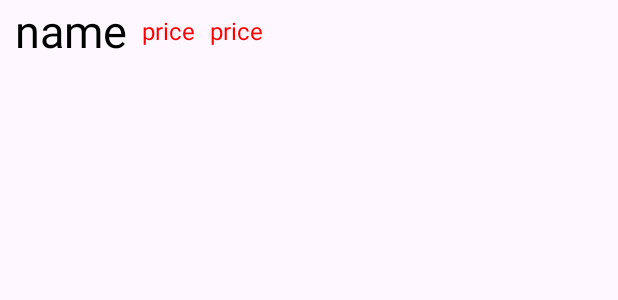
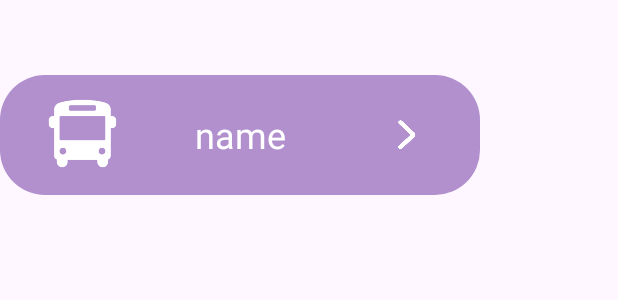
Before and after one commit to kinyubing/bing-everywhere-app, an Android app: the layout buslocation_item.xml on its own in the app's theme, with its tools: preview values and no code run, on a phone screen of 412 x 824 dp. Shown: the top 300 px of the screen. Run offline under Robolectric (Android 15) with nearby library versions, the phone set to English and light mode, and no system bars.

```diff
--- a/app/src/main/res/layout/buslocation_item.xml
+++ b/app/src/main/res/layout/buslocation_item.xml
@@ -1,36 +1,56 @@
 <?xml version="1.0" encoding="utf-8"?>
 <LinearLayout xmlns:android="http://schemas.android.com/apk/res/android"
-    android:layout_width="match_parent"
     android:orientation="horizontal"
-    android:layout_height="wrap_content">
+    android:layout_width="320dp"
+    android:layout_height="80dp"
+    android:layout_marginTop="50dp"
+    android:backgroundTint="#b290ce"
+    android:background="@drawable/shape_30dp_corners"
+    >
 
+    <ImageView
+        android:layout_marginTop="14dp"
+        android:layout_marginLeft="30dp"
+        android:layout_width="50dp"
+        android:layout_height="wrap_content"
+        android:adjustViewBounds="true"
+        android:src="@drawable/busforcustomer"/>
     <TextView
         android:id="@+id/bus_name"
         android:layout_gravity="center_vertical"
-        android:textSize="30sp"
-        android:textColor="#000000"
+        android:textSize="24sp"
+        android:textColor="#ffffff"
         android:text="name"
-        android:layout_marginLeft="10dp"
+        android:layout_marginLeft="50dp"
         android:layout_width="wrap_content"
         android:layout_height="wrap_content"/>
 
-    <TextView
-        android:id="@+id/longtitude"
-        android:layout_gravity="center_vertical"
-        android:textColor="#ff0000"
-        android:text="price"
-        android:textSize="16sp"
-        android:layout_marginLeft="10dp"
-        android:layout_width="wrap_content"
-        android:layout_height="wrap_content"/>
+    <ImageView
+        android:layout_width="20dp"
+        android:layout_height="wrap_content"
+        android:adjustViewBounds="true"
+        android:src="@drawable/arrow2"
+        android:layout_marginTop="30dp"
+        android:layout_marginLeft="70dp"/>
 
-    <TextView
-        android:id="@+id/latitude"
-        android:layout_gravity="center_vertical"
-        android:textColor="#ff0000"
-        android:text="price"
-        android:textSize="16sp"
-        android:layout_marginLeft="10dp"
-        android:layout_width="wrap_content"
-        android:layout_height="wrap_content"/>
+
+<!--    <TextView-->
+<!--        android:id="@+id/longtitude"-->
+<!--        android:layout_gravity="center_vertical"-->
+<!--        android:textColor="#ff0000"-->
+<!--        android:text="price"-->
+<!--        android:textSize="16sp"-->
+<!--        android:layout_marginLeft="10dp"-->
+<!--        android:layout_width="wrap_content"-->
+<!--        android:layout_height="wrap_content"/>-->
+
+<!--    <TextView-->
+<!--        android:id="@+id/latitude"-->
+<!--        android:layout_gravity="center_vertical"-->
+<!--        android:textColor="#ff0000"-->
+<!--        android:text="price"-->
+<!--        android:textSize="16sp"-->
+<!--        android:layout_marginLeft="10dp"-->
+<!--        android:layout_width="wrap_content"-->
+<!--        android:layout_height="wrap_content"/>-->
 </LinearLayout>
```
Also changed, not shown: app/src/main/java/cn/edu/hrbcu/everywhereapp/activity/DriverActivity.java (+29 -10 lines), app/src/main/java/cn/edu/hrbcu/everywhereapp/activity/MapBusActivity.java (+5 -4 lines), app/src/main/java/cn/edu/hrbcu/everywhereapp/adapter/BusAdapter.java (+7 -0 lines), app/src/main/java/cn/edu/hrbcu/everywhereapp/adapter/BusLocationApapter.java (+15 -13 lines), app/src/main/res/layout/activity_customer.xml (+13 -6 lines), app/src/main/res/layout/activity_map_bus.xml (+34 -34 lines), app/src/main/res/drawable/arrow.png (added), app/src/main/res/drawable/arrow2.png (added), app/src/main/res/drawable/busforcustomer.png (added).
